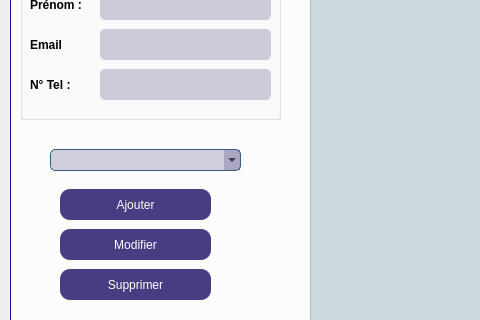
First picture: the form in mainwindow.ui, repository ProjetCPlusPlus2A41/projetcpp2a41-classroom-2a41-innostay, before the edit; both pictures show x 0 to 480 and y 201 to 521 of the 1201 by 711 pixel window.
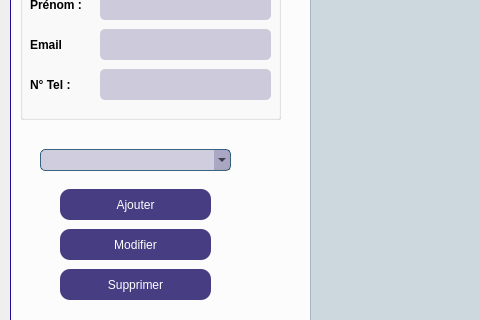
Second picture: the form after the edit. Icons and pictures are not drawn.

The edit to the form file:
```diff
--- a/mainwindow.ui
+++ b/mainwindow.ui
@@ -231,7 +231,7 @@
    <widget class="QComboBox" name="comboBox_IDs">
     <property name="geometry">
      <rect>
-      <x>50</x>
+      <x>40</x>
       <y>350</y>
       <width>191</width>
       <height>22</height>
```
